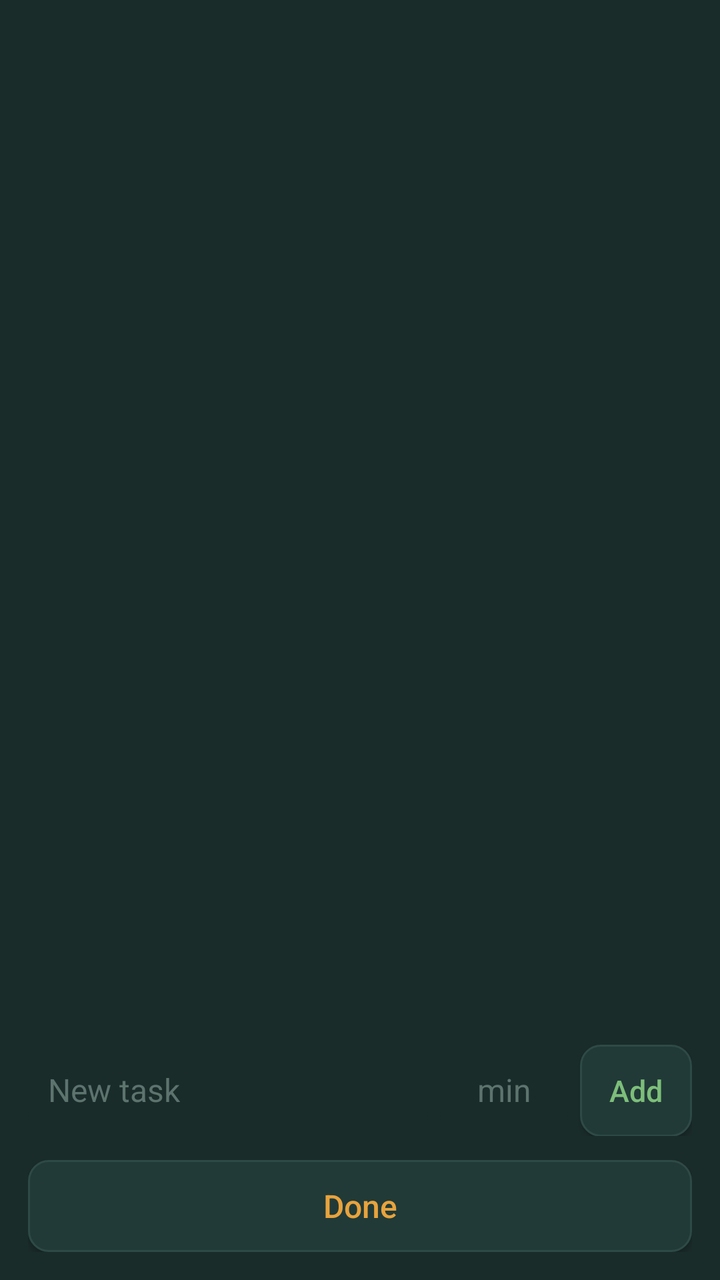
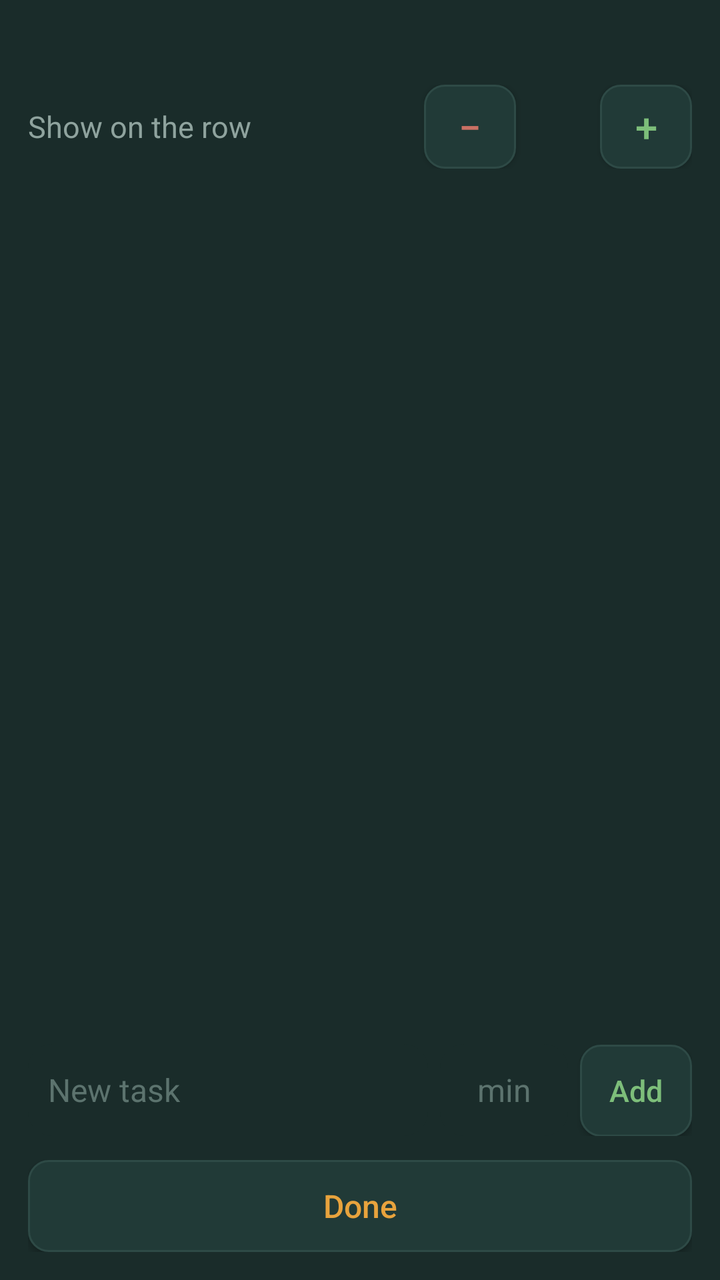

The first picture is an Android layout as it rendered before a commit; the second is the same layout after the commit. The layout source and the unified diff follow.
<!-- AndroidManifest.xml: application theme Theme.FocusLedger -->
<!-- res/layout/dialog_tasks.xml -->
<?xml version="1.0" encoding="utf-8"?>
<LinearLayout xmlns:android="http://schemas.android.com/apk/res/android"
    android:layout_width="match_parent"
    android:layout_height="wrap_content"
    android:orientation="vertical"
    android:background="#1A2C2A"
    android:padding="14dp">

    <TextView
        android:id="@+id/tasksTitle"
        android:layout_width="match_parent"
        android:layout_height="wrap_content"
        android:textColor="#E8A33D"
        android:textSize="18sp"
        android:textStyle="bold"
        android:layout_marginBottom="4dp" />

    <ScrollView
        android:layout_width="match_parent"
        android:layout_height="0dp"
        android:layout_weight="1"
        android:minHeight="120dp">

        <LinearLayout
            android:id="@+id/tasksList"
            android:layout_width="match_parent"
            android:layout_height="wrap_content"
            android:orientation="vertical" />
    </ScrollView>

    
    <LinearLayout
        android:layout_width="match_parent"
        android:layout_height="wrap_content"
        android:orientation="horizontal"
        android:layout_marginTop="10dp">

        <EditText
            android:id="@+id/taskNewText"
            android:layout_width="0dp"
            android:layout_weight="1"
            android:layout_height="46dp"
            android:hint="New task"
            android:textColor="#F1EDE3"
            android:textColorHint="#5C736E"
            android:textSize="16sp"
            android:paddingStart="10dp"
            android:paddingEnd="10dp"
            android:singleLine="true"
            android:importantForAutofill="no"
            android:background="@drawable/bg_row_track" />

        <EditText
            android:id="@+id/taskNewEstimate"
            android:layout_width="64dp"
            android:layout_height="46dp"
            android:layout_marginStart="6dp"
            android:hint="min"
            android:gravity="center"
            android:inputType="number"
            android:textColor="#F1EDE3"
            android:textColorHint="#5C736E"
            android:textSize="16sp"
            android:importantForAutofill="no"
            android:background="@drawable/bg_row_track" />

        <Button
            android:id="@+id/taskAdd"
            android:layout_width="56dp"
            android:layout_height="46dp"
            android:layout_marginStart="6dp"
            android:text="Add"
            android:textAllCaps="false"
            android:textColor="#7DBE7A"
            android:textSize="15sp"
            android:padding="0dp"
            android:background="@drawable/bg_button_small" />
    </LinearLayout>

    <Button
        android:id="@+id/tasksDone"
        android:layout_width="match_parent"
        android:layout_height="46dp"
        android:layout_marginTop="12dp"
        android:text="Done"
        android:textAllCaps="false"
        android:textColor="#E8A33D"
        android:textSize="16sp"
        android:background="@drawable/bg_button_small" />

</LinearLayout>
<!-- resources referenced by this layout -->
<resources>
  <!-- drawable bg_button_small (drawable) -->
  <?xml version="1.0" encoding="utf-8"?>
  <shape xmlns:android="http://schemas.android.com/apk/res/android" android:shape="rectangle">
      <solid android:color="#213A37" />
      <corners android:radius="10dp" />
      <stroke android:width="1dp" android:color="#2E4A46" />
  </shape>
  <!-- drawable bg_row_track (drawable) -->
  <?xml version="1.0" encoding="utf-8"?>
  <shape xmlns:android="http://schemas.android.com/apk/res/android" android:shape="rectangle">
      <solid android:color="#1A2C2A" />
      <corners android:radius="12dp" />
  </shape>
  <style name="Theme.FocusLedger" parent="Theme.AppCompat.DayNight.NoActionBar">
          <item name="colorPrimary">#E8A33D</item>
          <item name="colorPrimaryDark">#12201F</item>
          <item name="colorAccent">#6FAFC4</item>
          <item name="android:windowBackground">#12201F</item>
      </style>
</resources>

<!-- the commit's change to res/layout/dialog_tasks.xml (unified diff, before → after) -->
@@ -14,6 +14,54 @@
         android:textSize="18sp"
         android:textStyle="bold"
         android:layout_marginBottom="4dp" />
+
+    
+    <LinearLayout
+        android:layout_width="match_parent"
+        android:layout_height="wrap_content"
+        android:orientation="horizontal"
+        android:gravity="center_vertical"
+        android:layout_marginBottom="10dp">
+
+        <TextView
+            android:layout_width="0dp"
+            android:layout_weight="1"
+            android:layout_height="wrap_content"
+            android:text="Show on the row"
+            android:textColor="#8FA39E"
+            android:textSize="15sp" />
+
+        <Button
+            android:id="@+id/tasksShowMinus"
+            android:layout_width="46dp"
+            android:layout_height="42dp"
+            android:text="\u2212"
+            android:textAllCaps="false"
+            android:textColor="#C97064"
+            android:textSize="20sp"
+            android:padding="0dp"
+            android:background="@drawable/bg_button_small" />
+
+        <TextView
+            android:id="@+id/tasksShowCount"
+            android:layout_width="42dp"
+            android:layout_height="wrap_content"
+            android:gravity="center"
+            android:textColor="#F1EDE3"
+            android:fontFamily="monospace"
+            android:textSize="20sp" />
+
+        <Button
+            android:id="@+id/tasksShowPlus"
+            android:layout_width="46dp"
+            android:layout_height="42dp"
+            android:text="+"
+            android:textAllCaps="false"
+            android:textColor="#7DBE7A"
+            android:textSize="20sp"
+            android:padding="0dp"
+            android:background="@drawable/bg_button_small" />
+    </LinearLayout>
 
     <ScrollView
         android:layout_width="match_parent"
